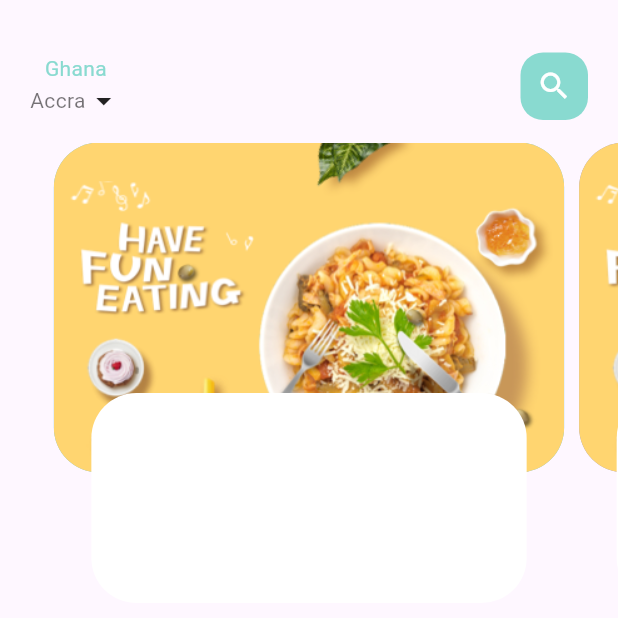
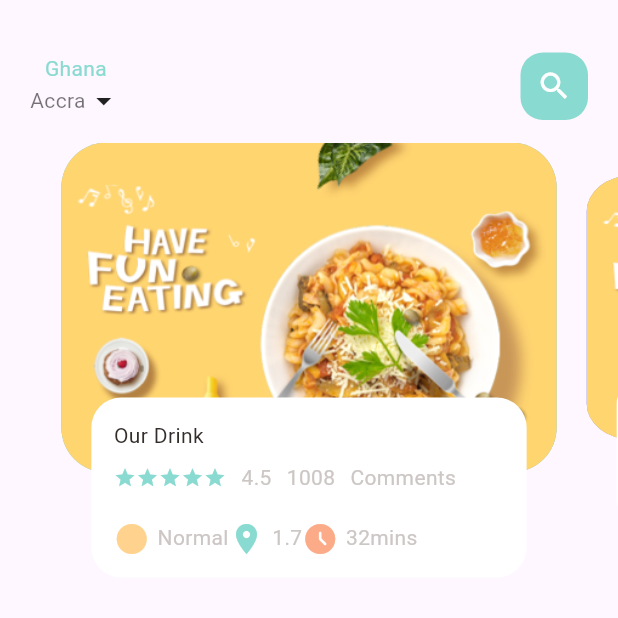
Before and after one commit to EmmanuelOyiti/mobile_app, a Flutter app: the screen it shows after launch, on a phone screen of 412 x 824 dp, the top half of it. Run offline on Flutter 3.47's test engine with Material 3 defaults, Android fonts, the phone set to English and light mode, and no system bars.

Commit message:
Done with top Slider, can now swip from left to right

```diff
--- a/lib/drinks_app_body.dart
+++ b/lib/drinks_app_body.dart
@@ -1,4 +1,8 @@
 import 'package:flutter/material.dart';
+import 'package:mobile_app/colours.dart';
+import 'package:mobile_app/widgets/big_text.dart';
+import 'package:mobile_app/widgets/icon_n_text.dart';
+import 'package:mobile_app/widgets/small_text.dart';
 
 class DrinksPageBody extends StatefulWidget {
   const DrinksPageBody({super.key});
@@ -9,6 +13,24 @@ class DrinksPageBody extends StatefulWidget {
 
 class _DrinksPageBodyState extends State<DrinksPageBody> {
   PageController pageController = PageController(viewportFraction: 0.85);
+  var _curPageVal = 0.0;
+  double _scaleFactor = 0.8;
+  double _height =220;
+  @override
+  void initState() {
+    super.initState();
+    pageController.addListener(() {
+      setState(() {
+        _curPageVal = pageController.page!;
+      });
+    });
+  }
+
+  @override
+  void dispose() {
+    pageController.dispose();
+  }
+
   @override
   Widget build(BuildContext context) {
     return Container(
@@ -22,12 +44,39 @@ class _DrinksPageBodyState extends State<DrinksPageBody> {
     );
   }
 
+
     Widget _buildPageItem(int index) {
-    return Stack(
+      var matrix = new Matrix4.identity();
+    if (index == _curPageVal.floor()) {
+      var curScale = 1 - (_curPageVal - index) * (1 - _scaleFactor);
+      var curTrans = _height * (1 - curScale) / 2;
+      matrix = Matrix4.diagonal3Values(1, curScale, 1)
+        ..setTranslationRaw(0, curTrans, 0);
+    } else if (index == _curPageVal.floor() + 1) {
+      var curScale =
+          _scaleFactor + (_curPageVal - index + 1) * (1 - _scaleFactor);
+      var curTrans = _height * (1 - curScale) / 2;
+      matrix = Matrix4.diagonal3Values(1, curScale, 1);
+      matrix = Matrix4.diagonal3Values(1, curScale, 1)
+        ..setTranslationRaw(0, curTrans, 0);
+    } else if (index == _curPageVal.floor() - 1) {
+      var curScale = 1 - (_curPageVal - index) * (1 - _scaleFactor);
+      var curTrans = _height * (1 - curScale) / 2;
+      matrix = Matrix4.diagonal3Values(1, curScale, 1)
+        ..setTranslationRaw(0, curTrans, 0);
+    } else {
+      var curScale = 0.8;
+      matrix = Matrix4.diagonal3Values(1, curScale, 1)
+        ..setTranslationRaw(0, _height * (1 - _scaleFactor) / 2, 1);
+    }
+
+      return Transform(
+        transform: matrix,
+        child: Stack(
           children: [
             Container(
               height: 220,
-          margin: EdgeInsets.only(left: 5, right: 5),
+              margin: EdgeInsets.only(left: 10, right: 10),
               decoration: BoxDecoration(
                   borderRadius: BorderRadius.circular(30),
                   color: index.isEven ? Color(0xFF69c5df) : Color(0xFF9294cc),
@@ -38,15 +87,79 @@ class _DrinksPageBodyState extends State<DrinksPageBody> {
             Align(
               alignment: Alignment.bottomCenter,
               child: Container(
-            height: 140,
-            margin: EdgeInsets.only(left: 30, right: 30, bottom: 13),
+                height: 120,
+                margin: EdgeInsets.only(left: 30, right: 30, bottom: 30),
                 decoration: BoxDecoration(
-              borderRadius: BorderRadius.circular(30),
+                  borderRadius: BorderRadius.circular(20),
                   color: Colors.white,
+                  boxShadow: [
+                    BoxShadow(
+                      color: Color(0xFFe8e8),
+                      // blurRadius: 5.0,
+                      offset: Offset(0, 5),
+                    )
+                  ]
+                ),
+                child: Container(
+                  padding: EdgeInsets.only(top: 15, left: 15, right: 15),
+                  child: Column(
+                    crossAxisAlignment: CrossAxisAlignment.start,
+                    children: [
+                      BigText(text: "Our Drink"),
+                      SizedBox(
+                        height: 10,
+                      ),
+                      Row(
+                        children: [
+                          Wrap(
+                            children: List.generate(
+                                5,
+                                (index) => Icon(
+                                      Icons.star,
+                                      color: AppColors.mainColor,
+                                      size: 15,
+                                    )),
+                          ),
+                          SizedBox(
+                            width: 10,
+                          ),
+                          SmallText(text: "4.5"),
+                          SizedBox(
+                            width: 10,
+                          ),
+                          SmallText(text: "1008"),
+                          SizedBox(
+                            width: 10,
+                          ),
+                          SmallText(text: "Comments"),
+                        ],
+                      ),
+                      SizedBox(
+                        height: 20,
+                      ),
+                      Row(
+                        children: [
+                          IconAndText(
+                              icon: Icons.circle_sharp,
+                              text: "Normal",
+                              iconColor: AppColors.iconColor1),
+                          IconAndText(
+                              icon: Icons.location_on,
+                              text: "1.7",
+                              iconColor: AppColors.mainColor),
+                          IconAndText(
+                              icon: Icons.access_time_filled_rounded,
+                              text: "32mins",
+                              iconColor: AppColors.iconColor2),
+                        ],
+                      )
+                    ],
+                  ),
                 ),
               ),
             )
           ],
+        ),
       );
     }
   }
--- /dev/null
+++ b/lib/widgets/icon_n_text.dart
@@ -0,0 +1,24 @@
+import 'package:flutter/material.dart';
+import 'package:mobile_app/widgets/small_text.dart';
+
+class IconAndText extends StatelessWidget {
+  final IconData icon;
+  final String text;
+  final Color iconColor;
+  const IconAndText(
+      {super.key,
+      required this.icon,
+      required this.text,
+      required this.iconColor});
+
+  @override
+  Widget build(BuildContext context) {
+    return Row(
+      children: [
+        Icon(icon, color: iconColor,),
+        SizedBox(width: 5,),
+        SmallText(text: text,)
+      ],
+    );
+  }
+}
```
Lines whose indentation alone changed are shown as unchanged.
